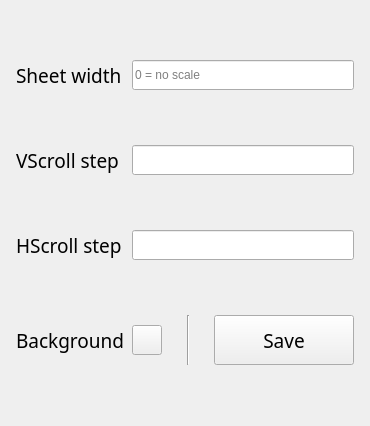
Above: basesettings.ui from Mikael-ai/MangaViewerLite before the change. Below: the same form after it.
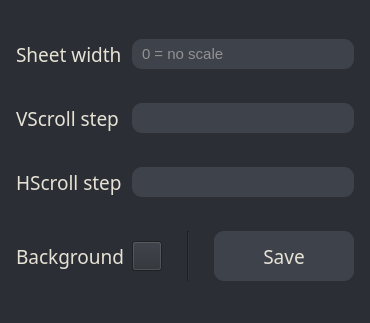
That is the form after the change.

Commit message: Added style options

The edit to the form file:
```diff
--- a/basesettings.ui
+++ b/basesettings.ui
@@ -7,12 +7,17 @@
     <x>0</x>
     <y>0</y>
     <width>366</width>
-    <height>426</height>
+    <height>323</height>
    </rect>
   </property>
   <property name="windowTitle">
    <string>Form</string>
   </property>
+  <property name="styleSheet">
+   <string notr="true">QWidget{
+	background-color: #2b2e34;
+}</string>
+  </property>
   <layout class="QVBoxLayout" name="verticalLayout">
    <property name="sizeConstraint">
     <enum>QLayout::SetDefaultConstraint</enum>
@@ -42,6 +47,11 @@
        <property name="layoutDirection">
         <enum>Qt::LeftToRight</enum>
        </property>
+       <property name="styleSheet">
+        <string notr="true">QLabel{
+	color: #e7e2d6;
+}</string>
+       </property>
        <property name="text">
         <string>Sheet width</string>
        </property>
@@ -61,9 +71,22 @@
          <height>30</height>
         </size>
        </property>
+       <property name="font">
+        <font>
+         <pointsize>11</pointsize>
+        </font>
+       </property>
        <property name="toolTip">
         <string/>
        </property>
+       <property name="styleSheet">
+        <string notr="true">QLineEdit {
+    border-radius: 10px;
+	color: #e7e2d6;
+    padding: 0 8px;
+    background: #3e424b;
+}</string>
+       </property>
        <property name="inputMask">
         <string/>
        </property>
@@ -99,6 +122,11 @@
          <pointsize>14</pointsize>
         </font>
        </property>
+       <property name="styleSheet">
+        <string notr="true">QLabel{
+	color: #e7e2d6;
+}</string>
+       </property>
        <property name="text">
         <string>VScroll step</string>
        </property>
@@ -115,6 +143,19 @@
          <height>30</height>
         </size>
        </property>
+       <property name="font">
+        <font>
+         <pointsize>11</pointsize>
+        </font>
+       </property>
+       <property name="styleSheet">
+        <string notr="true">QLineEdit {
+    border-radius: 10px;
+	color: #e7e2d6;
+    padding: 0 8px;
+    background: #3e424b;
+}</string>
+       </property>
        <property name="placeholderText">
         <string/>
        </property>
@@ -144,6 +185,11 @@
          <pointsize>14</pointsize>
         </font>
        </property>
+       <property name="styleSheet">
+        <string notr="true">QLabel{
+	color: #e7e2d6;
+}</string>
+       </property>
        <property name="text">
         <string>HScroll step</string>
        </property>
@@ -163,6 +209,19 @@
          <height>30</height>
         </size>
        </property>
+       <property name="font">
+        <font>
+         <pointsize>11</pointsize>
+        </font>
+       </property>
+       <property name="styleSheet">
+        <string notr="true">QLineEdit {
+    border-radius: 10px;
+	color: #e7e2d6;
+    padding: 0 8px;
+    background: #3e424b;
+}</string>
+       </property>
       </widget>
      </item>
     </layout>
@@ -195,6 +254,11 @@
          <pointsize>14</pointsize>
         </font>
        </property>
+       <property name="styleSheet">
+        <string notr="true">QLabel{
+	color: #e7e2d6;
+}</string>
+       </property>
        <property name="text">
         <string>Background</string>
        </property>
@@ -215,7 +279,7 @@
         </size>
        </property>
        <property name="autoFillBackground">
-        <bool>true</bool>
+        <bool>false</bool>
        </property>
        <property name="text">
         <string/>
@@ -255,6 +319,20 @@
          <pointsize>14</pointsize>
         </font>
        </property>
+       <property name="styleSheet">
+        <string notr="true">QPushButton {
+    border-radius: 10px;
+    background: #3e424b;
+	color: #e7e2d6;
+}
+
+QPushButton:hover{
+	border: 3px solid #3e424b;
+    border-radius: 10px;
+    background: #484d57;
+	color: #e7e2d6;
+}</string>
+       </property>
        <property name="text">
         <string>Save</string>
        </property>
```
The commit also changes 6 other files.
